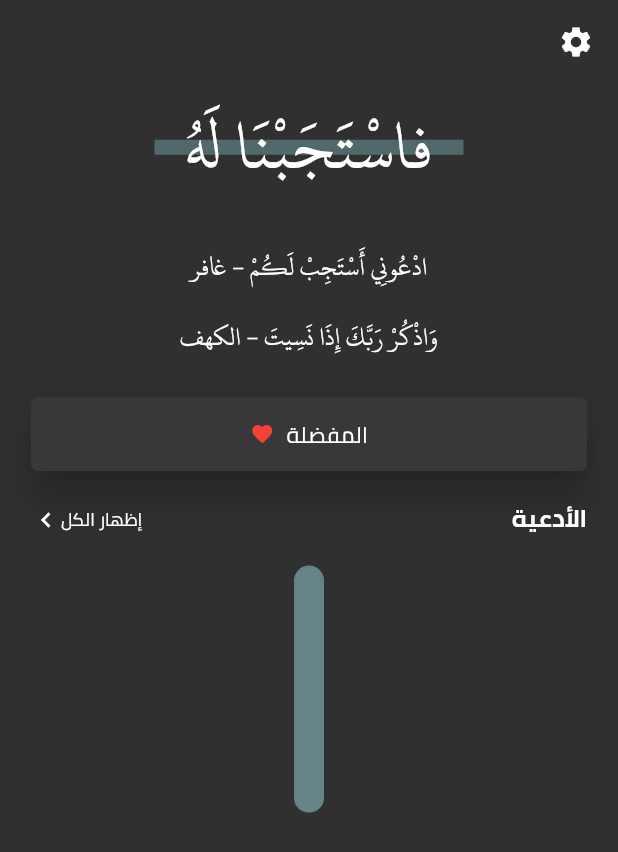
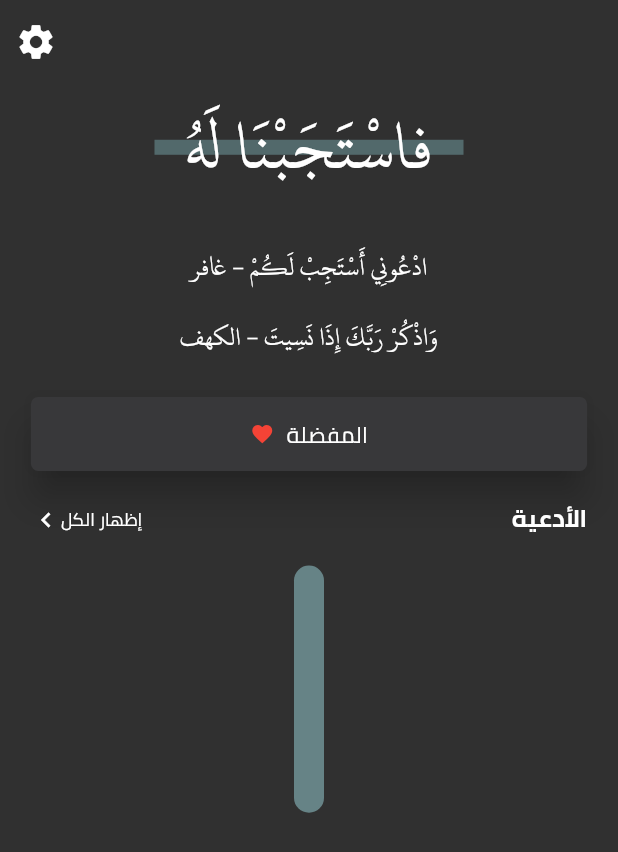
Before and after one commit to BChowy/estagbna, a Flutter app: the screen it shows after launch, on a phone screen of 412 x 824 dp. Shown: the top 852 px of the screen. Run offline on Flutter 3.47's test engine with Material 2 defaults, Android fonts, the phone set to English and light mode, and no system bars.

Commit message:
- changed widgets order

```diff
--- a/lib/homepage/home.dart
+++ b/lib/homepage/home.dart
@@ -20,18 +20,21 @@ class _HomeState extends State<Home> {
     return Scaffold(
       extendBodyBehindAppBar: true,
       appBar: AppBar(
-          leading: IconButton(
+        actions: [
+          IconButton(
             icon: const Icon(Icons.settings),
+            iconSize: 28,
             onPressed: () {},
           ),
+        ],
         elevation: 0,
       ),
       body: Center(
           child: SizedBox(
         width: SizeConfig.blockSizeHorizontal * 90,
         height: SizeConfig.blockSizeVertical * 90,
-              child: Column(
-                crossAxisAlignment: CrossAxisAlignment.stretch,
+        child: Flex(
+          direction: Axis.vertical,
           children: const [
             Heading(),
             FavoriteBtn(),
```
Lines whose indentation alone changed are shown as unchanged.
